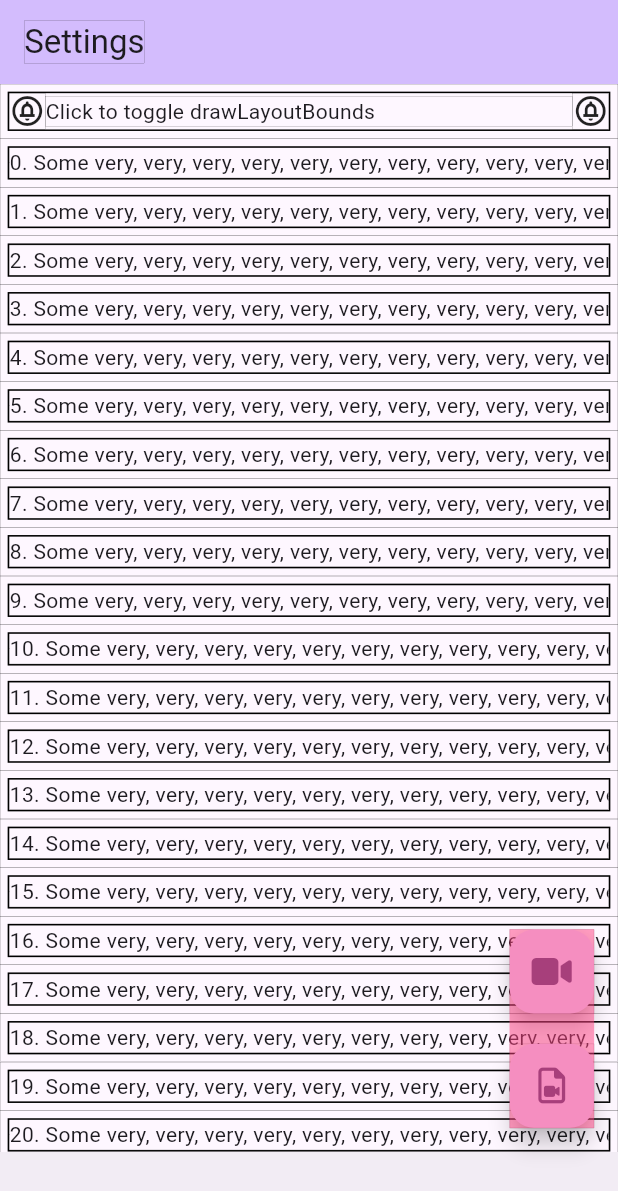
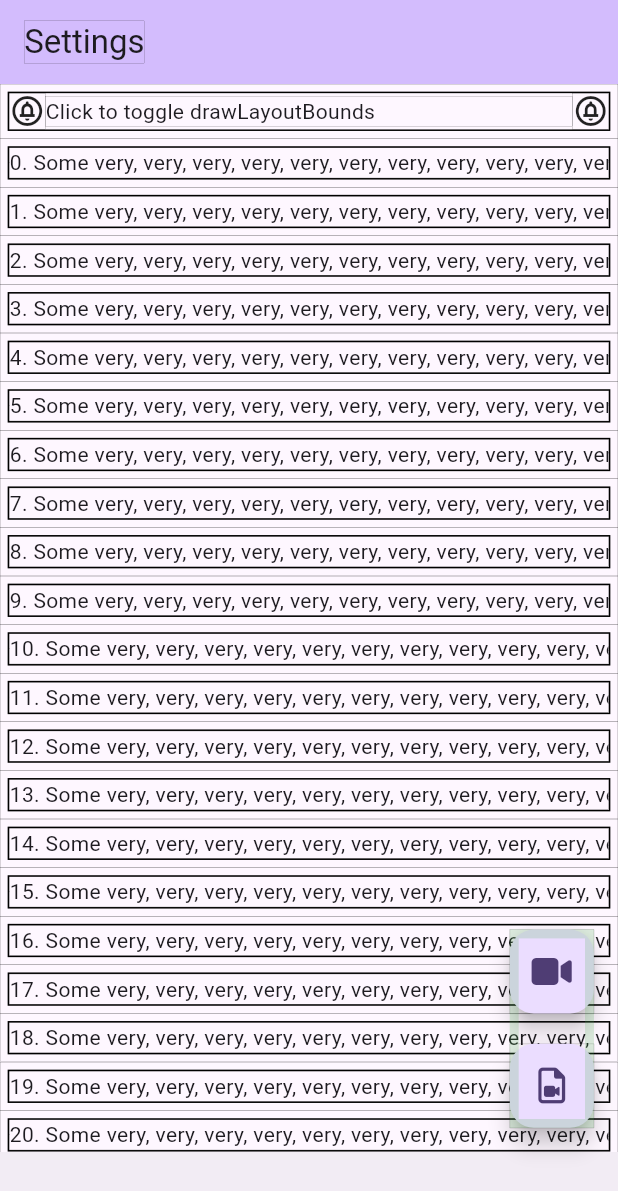
Before and after one commit to BigDeeEss/kar_kam, a Flutter app: the screen it shows after launch, on a phone screen of 412 x 824 dp. Shown: the top 1191 px of the screen. Run offline on Flutter 3.47's test engine with Material 2 defaults, Android fonts, the phone set to English and light mode, and no system bars; our stand-ins replace font_awesome_flutter, get_it, get_it_mixin, shared_preferences.

Commit message:
Address offset caused by adjusting childRect to account for borderWidth in _BBoxedContainerState.

```diff
--- a/lib/base_page/base_page_button_array.dart
+++ b/lib/base_page/base_page_button_array.dart
@@ -41,7 +41,9 @@ class BasePageButtonArray extends StatelessWidget {
 
     // Convert to an instance of [Column] using [intersperseWithSizedBox].
     return BBoxedContainer(
-      color: Colors.green,
+      borderColor: Colors.green.withOpacity(0.2),
+      borderWidth: 6,
+      // color: Colors.green.withOpacity(0.125),
       child: Column(
         mainAxisAlignment: MainAxisAlignment.end,
         mainAxisSize: MainAxisSize.min,
```
Also changed, not shown: lib/utils/bboxed_container.dart (+11 -5 lines), pubspec.lock, 1 other file.
